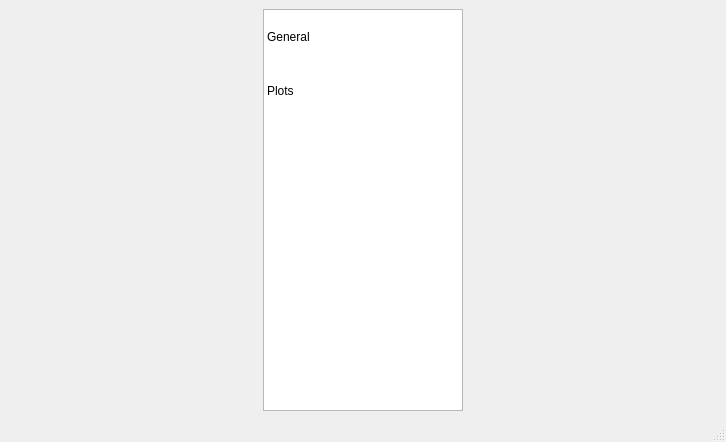
This is qt/python/mantidqt/widgets/settings/ui/main.ui in mantidproject/mantid as Qt 5 draws it before an edit. The edited form follows.
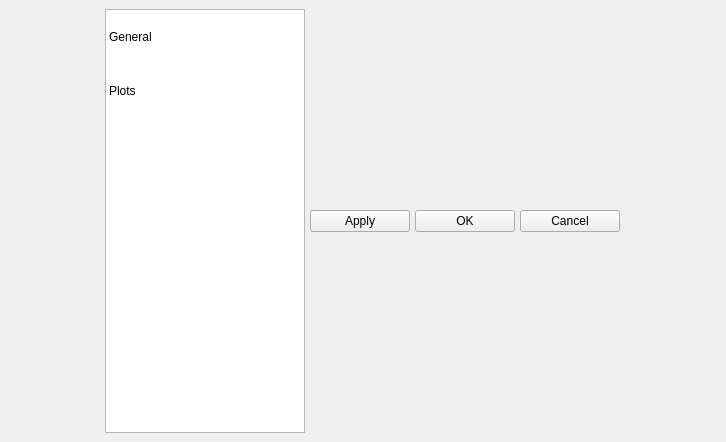
This is the edited form.

```diff
--- a/qt/python/mantidqt/widgets/settings/ui/main.ui
+++ b/qt/python/mantidqt/widgets/settings/ui/main.ui
@@ -69,13 +69,65 @@
        </widget>
       </item>
       <item>
-       <layout class="QVBoxLayout" name="container"/>
+       <layout class="QVBoxLayout" name="vlayout">
+        <item>
+         <layout class="QVBoxLayout" name="container"/>
+        </item>
+        <item>
+         <layout class="QHBoxLayout" name="horizontalLayout_3">
+          <property name="sizeConstraint">
+           <enum>QLayout::SetMinimumSize</enum>
+          </property>
+          <item>
+           <widget class="QPushButton" name="apply_button">
+            <property name="maximumSize">
+             <size>
+              <width>100</width>
+              <height>16777215</height>
+             </size>
+            </property>
+            <property name="text">
+             <string>Apply</string>
+            </property>
+           </widget>
+          </item>
+          <item>
+           <widget class="QPushButton" name="ok_button">
+            <property name="maximumSize">
+             <size>
+              <width>100</width>
+              <height>16777215</height>
+             </size>
+            </property>
+            <property name="text">
+             <string>OK</string>
+            </property>
+           </widget>
+          </item>
+          <item>
+           <widget class="QPushButton" name="cancel_button">
+            <property name="maximumSize">
+             <size>
+              <width>100</width>
+              <height>16777215</height>
+             </size>
+            </property>
+            <property name="styleSheet">
+             <string notr="true"/>
+            </property>
+            <property name="text">
+             <string>Cancel</string>
+            </property>
+           </widget>
+          </item>
+         </layout>
+        </item>
+       </layout>
       </item>
      </layout>
     </item>
    </layout>
   </widget>
-  <widget class="QStatusBar" name="statusbar"/>
   <widget class="QMenuBar" name="menubar">
    <property name="geometry">
     <rect>
```
